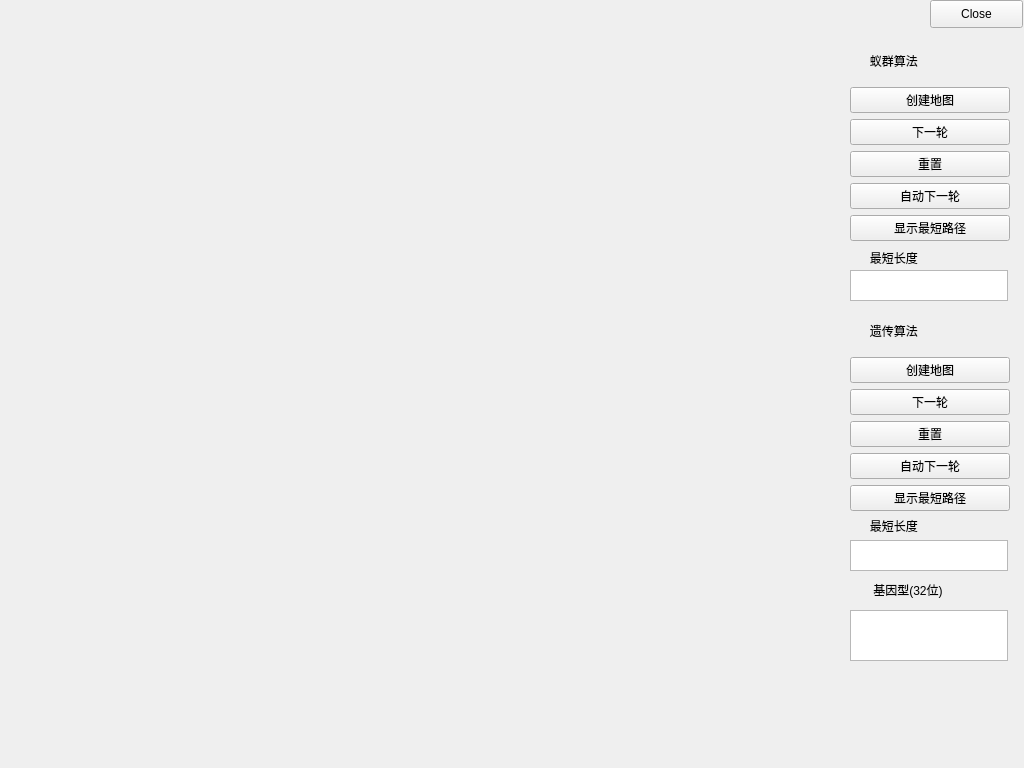
A-Salty-Fish/My-Stupid-AI-Big-HomeWork, file widget.ui: the form before one commit.
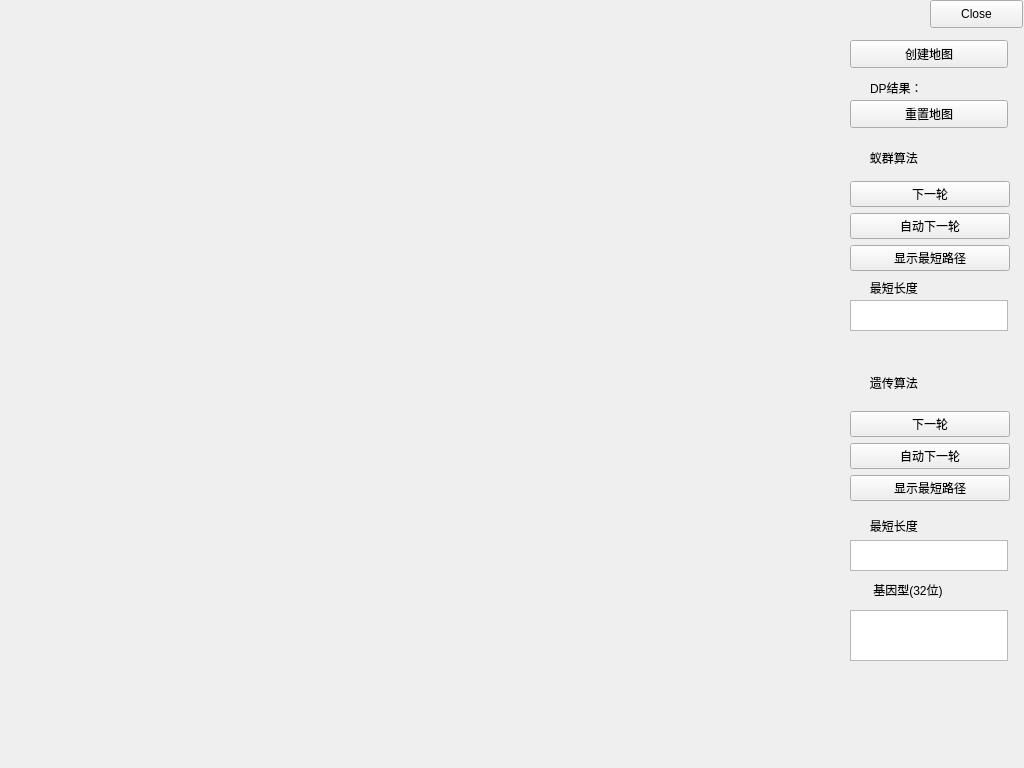
The form after the commit.

The edit to the form file:
```diff
--- a/widget.ui
+++ b/widget.ui
@@ -30,9 +30,9 @@
    <property name="geometry">
     <rect>
      <x>850</x>
-     <y>40</y>
+     <y>140</y>
      <width>160</width>
-     <height>201</height>
+     <height>131</height>
     </rect>
    </property>
    <layout class="QVBoxLayout" name="verticalLayout">
@@ -46,13 +46,6 @@
       </property>
      </widget>
     </item>
-    <item>
-     <widget class="QPushButton" name="PushButton">
-      <property name="text">
-       <string>创建地图</string>
-      </property>
-     </widget>
-    </item>
     <item>
      <widget class="QPushButton" name="ContinueButton">
       <property name="text">
@@ -60,13 +53,6 @@
       </property>
      </widget>
     </item>
-    <item>
-     <widget class="QPushButton" name="ResetButton">
-      <property name="text">
-       <string>重置</string>
-      </property>
-     </widget>
-    </item>
     <item>
      <widget class="QPushButton" name="AutoButton">
       <property name="text">
@@ -87,9 +73,9 @@
    <property name="geometry">
     <rect>
      <x>850</x>
-     <y>310</y>
+     <y>360</y>
      <width>160</width>
-     <height>201</height>
+     <height>141</height>
     </rect>
    </property>
    <layout class="QVBoxLayout" name="verticalLayout_2">
@@ -100,13 +86,6 @@
       </property>
      </widget>
     </item>
-    <item>
-     <widget class="QPushButton" name="PushButton_2">
-      <property name="text">
-       <string>创建地图</string>
-      </property>
-     </widget>
-    </item>
     <item>
      <widget class="QPushButton" name="ContinueButton_2">
       <property name="text">
@@ -114,13 +93,6 @@
       </property>
      </widget>
     </item>
-    <item>
-     <widget class="QPushButton" name="ResetButton_2">
-      <property name="text">
-       <string>重置</string>
-      </property>
-     </widget>
-    </item>
     <item>
      <widget class="QPushButton" name="AutoButton_2">
       <property name="text">
@@ -141,7 +113,7 @@
    <property name="geometry">
     <rect>
      <x>850</x>
-     <y>250</y>
+     <y>280</y>
      <width>158</width>
      <height>15</height>
     </rect>
@@ -154,7 +126,7 @@
    <property name="geometry">
     <rect>
      <x>850</x>
-     <y>270</y>
+     <y>300</y>
      <width>158</width>
      <height>31</height>
     </rect>
@@ -209,6 +181,58 @@
     <string>    基因型(32位)</string>
    </property>
   </widget>
+  <widget class="QPushButton" name="PushButton">
+   <property name="geometry">
+    <rect>
+     <x>850</x>
+     <y>40</y>
+     <width>158</width>
+     <height>28</height>
+    </rect>
+   </property>
+   <property name="text">
+    <string>创建地图</string>
+   </property>
+  </widget>
+  <widget class="QPushButton" name="ResetButton">
+   <property name="geometry">
+    <rect>
+     <x>850</x>
+     <y>100</y>
+     <width>158</width>
+     <height>28</height>
+    </rect>
+   </property>
+   <property name="text">
+    <string>重置地图</string>
+   </property>
+  </widget>
+  <widget class="QLabel" name="label_6">
+   <property name="geometry">
+    <rect>
+     <x>870</x>
+     <y>80</y>
+     <width>72</width>
+     <height>15</height>
+    </rect>
+   </property>
+   <property name="text">
+    <string>DP结果：</string>
+   </property>
+  </widget>
+  <widget class="QLabel" name="DPLable">
+   <property name="geometry">
+    <rect>
+     <x>930</x>
+     <y>80</y>
+     <width>72</width>
+     <height>15</height>
+    </rect>
+   </property>
+   <property name="text">
+    <string/>
+   </property>
+  </widget>
  </widget>
  <resources/>
  <connections>
```
